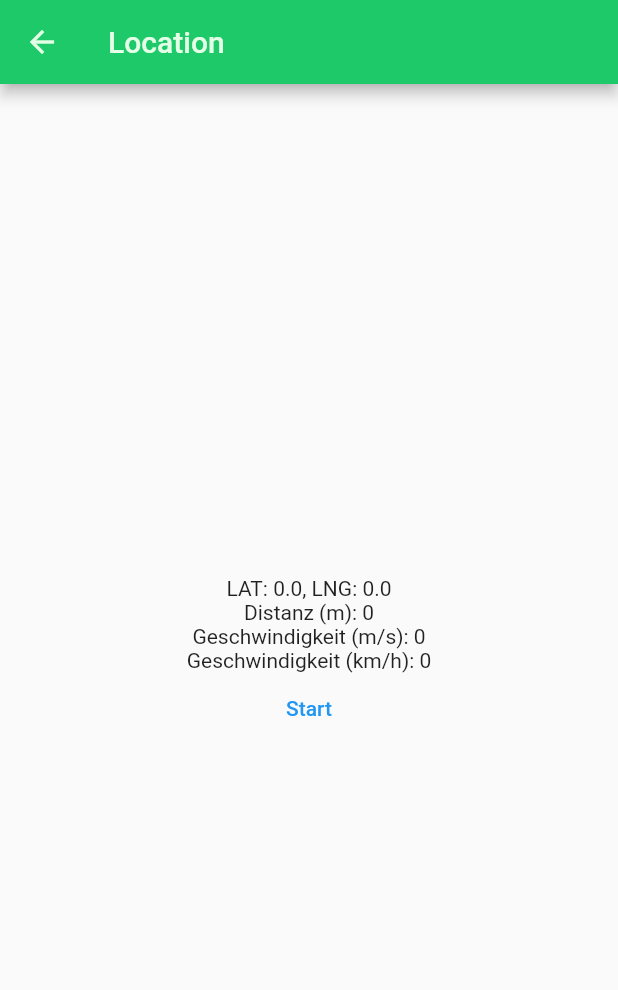
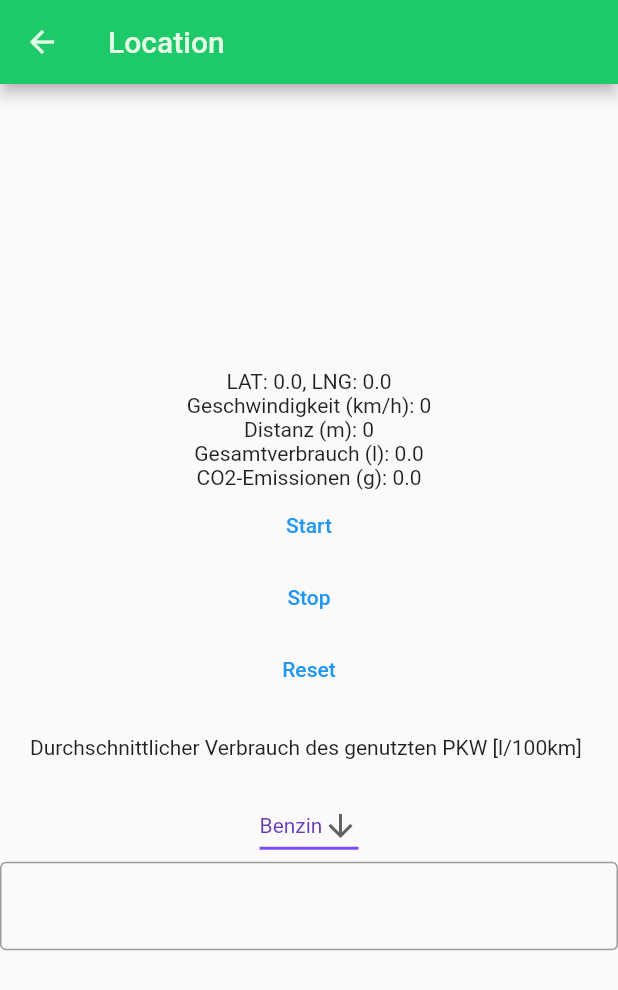
Before and after one commit to SaskiaSchreiber/emigram, a Flutter app: the Geolocation screen opened directly, after a tap on "Start", on a phone screen of 412 x 824 dp. Shown: the top 990 px of the screen. Run offline on Flutter 3.47's test engine with Material 2 defaults, Android fonts, the phone set to English and light mode, and no system bars; our stand-ins replace firebase_auth, firebase_core, firebase_database, fl_chart, geolocator, shared_preferences; accounts and stored records are empty.

Commit message:
- added dropdown to select fuel type
- added input field for fuel consumption

- calculating and visualizing fuel consumption and CO2 emission

- persistence of several parameters

```diff
--- a/lib/geolocation.dart
+++ b/lib/geolocation.dart
@@ -1,11 +1,14 @@
 import 'package:geolocator/geolocator.dart';
-import 'package:firebase_auth/firebase_auth.dart';
 import 'package:flutter/material.dart';
-import 'dart:math' show cos, sqrt, asin;
 import 'dart:async';
+import 'package:shared_preferences/shared_preferences.dart';
+import 'package:flutter/services.dart';
 
 const primary = Color(0xFF1EC969);
 const accent = Color(0xFFE5FFE7);
+const List<String> list = <String>['Benzin', 'Diesel'];
+const benzinFactor = 23.8;
+const dieselFactor = 26.5;
 final scaffoldKey = GlobalKey<ScaffoldState>();
 
 class Geolocation extends StatefulWidget {
@@ -22,8 +25,13 @@ class Geolocation extends StatefulWidget {
 
 class _GeolocationState extends State<Geolocation> {
   var _distance = 0.0;
-  var _starttime = 0;
+  var _time = 0;
   var _speed = 0.0;
+  var _run = false;
+  var _relConsumption = 8.0;
+  var _fuelType = "Benzin";
+  var _co2Factor = benzinFactor;
+
   Position _currentPosition = Position(
       longitude: 0,
       latitude: 0,
@@ -33,6 +41,23 @@ class _GeolocationState extends State<Geolocation> {
       heading: 0,
       speed: 0,
       speedAccuracy: 0);
+
+  @override
+  void initState() {
+    super.initState();
+    _loadParameters();
+  }
+
+  //Loading counter value on start
+  Future<void> _loadParameters() async {
+    final prefs = await SharedPreferences.getInstance();
+    setState(() {
+      _distance = prefs.getDouble('distance') ?? 0;
+      _relConsumption = prefs.getDouble('relConsumption') ?? 0;
+      _fuelType = prefs.getString('fuelType') ?? "Benzin";
+      _co2Factor = prefs.getDouble('co2Factor') ?? 0;
+    });
+  }
 
   @override
   Widget build(BuildContext context) {
@@ -48,13 +73,70 @@ class _GeolocationState extends State<Geolocation> {
             if (_currentPosition != null)
               Text(
                   "LAT: ${_currentPosition.latitude}, LNG: ${_currentPosition.longitude}"),
+            Text("Geschwindigkeit (km/h): ${(_speed * 3.6).round()}"),
             Text("Distanz (m): ${_distance.round()}"),
-            Text("Geschwindigkeit (m/s): ${_speed.round()}"),
-            Text("Geschwindigkeit (km/h): ${(_speed * 3.6).round()}"),
+            Text(
+                "Gesamtverbrauch (l): ${(_distance * _relConsumption / 100000.0)}"),
+            Text(
+                "CO2-Emissionen (g): ${(_co2Factor * _distance * _relConsumption / 100000.0)}"),
             TextButton(
               child: Text("Start"),
               onPressed: () {
                 _trackPosition();
+              },
+            ),
+            TextButton(
+              child: Text("Stop"),
+              onPressed: () {
+                _stop();
+              },
+            ),
+            TextButton(
+              child: Text("Reset"),
+              onPressed: () {
+                _reset();
+              },
+            ),
+            Container(
+              alignment: Alignment.centerLeft,
+              padding: const EdgeInsets.fromLTRB(20, 20, 20, 20.0),
+              child: const Text(
+                  'Durchschnittlicher Verbrauch des genutzten PKW [l/100km]'),
+            ),
+            DropdownButton<String>(
+              value: _fuelType,
+              icon: const Icon(Icons.arrow_downward),
+              elevation: 16,
+              style: const TextStyle(color: Colors.deepPurple),
+              underline: Container(
+                height: 2,
+                color: Colors.deepPurpleAccent,
+              ),
+              onChanged: (String? value) {
+                // This is called when the user selects an item.
+                setState(() {
+                  _fuelType = value!;
+                  _co2Factor =
+                      _fuelType == "Benzin" ? benzinFactor : dieselFactor;
+                });
+              },
+              items: list.map<DropdownMenuItem<String>>((String value) {
+                return DropdownMenuItem<String>(
+                  value: value,
+                  child: Text(value),
+                );
+              }).toList(),
+            ),
+            TextFormField(
+              keyboardType: TextInputType.number,
+              decoration: InputDecoration(
+                border: OutlineInputBorder(),
+              ),
+              inputFormatters: <TextInputFormatter>[
+                FilteringTextInputFormatter.digitsOnly
+              ],
+              onChanged: (text) {
+                _relConsumption = double.parse(text);
               },
             ),
           ],
@@ -63,59 +145,15 @@ class _GeolocationState extends State<Geolocation> {
     );
   }
 
-  Widget content() {
-    return Scaffold(
-      body: Center(
-        child: Column(children: [
-          const SizedBox(height: 40),
-          Container(
-              width: 320.0,
-              height: 40.0,
-              decoration: const BoxDecoration(
-                  gradient: LinearGradient(
-                      begin: Alignment.topLeft,
-                      end: Alignment.bottomRight,
-                      colors: <Color>[accent, primary])),
-              child: TextButton(
-                style: ButtonStyle(
-                  foregroundColor:
-                      MaterialStateProperty.all<Color>(Colors.black),
-                ),
-                onPressed: () {
-                  //Navigator.push(context, MaterialPageRoute(builder: (context)=> ));
-                },
-                child: const Text('Plaid aktivieren'),
-              )),
-          const SizedBox(height: 40),
-          Container(
-              width: 320.0,
-              height: 40.0,
-              decoration: const BoxDecoration(
-                  gradient: LinearGradient(
-                      begin: Alignment.topLeft,
-                      end: Alignment.bottomRight,
-                      colors: <Color>[accent, primary])),
-              child: TextButton(
-                style: ButtonStyle(
-                  foregroundColor:
-                      MaterialStateProperty.all<Color>(Colors.black),
-                ),
-                onPressed: () {
-                  //Navigator.push(context, MaterialPageRoute(builder: (context)=> ));
-                },
-                child: const Text('Googlemaps aktivieren'),
-              )),
-        ]),
-      ),
-    );
-  }
-
   _trackPosition() async {
+    _run = true;
+    final prefs = await SharedPreferences.getInstance();
+    _distance = prefs.getDouble('distance') ?? 0;
     LocationPermission permission;
     permission = await Geolocator.checkPermission();
     permission = await Geolocator.requestPermission();
     if (permission != LocationPermission.denied) {
-      while (true) {
+      while (_run == true) {
         Geolocator.getCurrentPosition(
                 desiredAccuracy: LocationAccuracy.best,
                 forceAndroidLocationManager: true)
@@ -127,26 +165,46 @@ class _GeolocationState extends State<Geolocation> {
                   _currentPosition.latitude,
                   _currentPosition.longitude,
                   newPosition.latitude,
-                  newPosition.longitude
-              );
+                  newPosition.longitude);
               if (distance > 20) {
-                _distance += distance;
-                _speed = _distance /
-                    ((DateTime.now().millisecondsSinceEpoch - _starttime) /
-                        1000.0);
+                var speed = distance /
+                    ((DateTime.now().millisecondsSinceEpoch - _time) / 1000.0);
+                if (speed * 3.6 > 25) {
+                  _distance += distance;
+                  _speed = speed;
+                } else {
+                  _speed = 0;
+                }
+                _time = DateTime.now().millisecondsSinceEpoch;
                 _currentPosition = newPosition;
               }
             } else {
-              _starttime = DateTime.now().millisecondsSinceEpoch;
               _currentPosition = newPosition;
             }
           });
         }).catchError((e) {
           print(e);
         });
+        await prefs.setDouble('distance', _distance);
+        await prefs.setDouble('relConsumption', _relConsumption);
+        await prefs.setString('fuelType', _fuelType);
+        await prefs.setDouble('co2Factor', _co2Factor);
         await Future.delayed(Duration(seconds: 3));
       }
     }
   }
 
+  _stop() async {
+    setState(() {
+      _run = false;
+    });
+  }
+
+  _reset() async {
+    final prefs = await SharedPreferences.getInstance();
+    await prefs.remove('distance');
+    setState(() {
+      _distance = 0;
+    });
+  }
 }
--- a/pubspec.yaml
+++ b/pubspec.yaml
@@ -37,6 +37,7 @@ dependencies:
   geolocator: ^9.0.2
   permission_handler: ^10.2.0
   fl_chart: ^0.55.2
+  shared_preferences: ^2.0.16
 
 
   # The following adds the Cupertino Icons font to your application.
```
Also changed, not shown: pubspec.lock, 1 other file.
